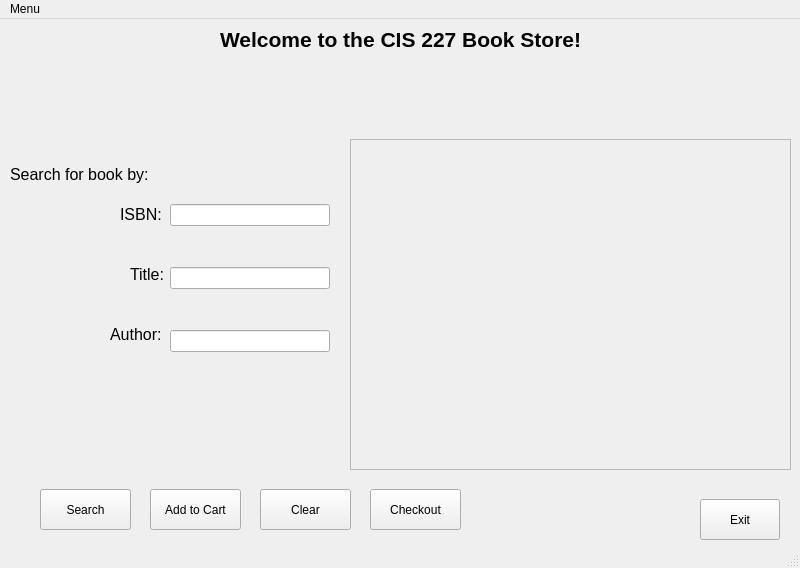
Old version of the form BookSearch/mainwindow.ui in the repository SkySaves/QT-Book-Search.
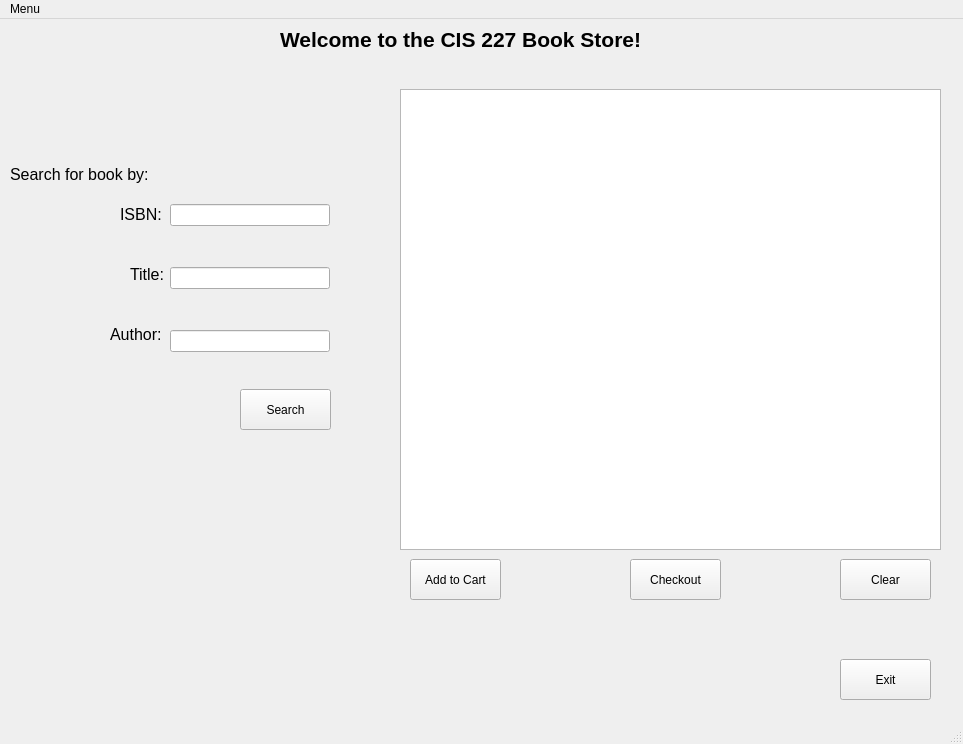
New version of the form. Icons and pictures are not drawn.

Diff of the .ui file:
```diff
--- a/BookSearch/mainwindow.ui
+++ b/BookSearch/mainwindow.ui
@@ -6,8 +6,8 @@
    <rect>
     <x>0</x>
     <y>0</y>
-    <width>800</width>
-    <height>568</height>
+    <width>963</width>
+    <height>744</height>
    </rect>
   </property>
   <property name="windowTitle">
@@ -21,7 +21,7 @@
    <widget class="QLabel" name="label">
     <property name="geometry">
      <rect>
-      <x>220</x>
+      <x>280</x>
       <y>0</y>
       <width>361</width>
       <height>41</height>
@@ -34,9 +34,9 @@
    <widget class="QPushButton" name="btnExit">
     <property name="geometry">
      <rect>
-      <x>700</x>
-      <y>480</y>
-      <width>80</width>
+      <x>840</x>
+      <y>640</y>
+      <width>91</width>
       <height>41</height>
      </rect>
     </property>
@@ -120,8 +120,8 @@
    <widget class="QPushButton" name="btnSearch">
     <property name="geometry">
      <rect>
-      <x>40</x>
-      <y>470</y>
+      <x>240</x>
+      <y>370</y>
       <width>91</width>
       <height>41</height>
      </rect>
@@ -130,34 +130,11 @@
      <string>Search</string>
     </property>
    </widget>
-   <widget class="QScrollArea" name="scrollAreaResults">
-    <property name="geometry">
-     <rect>
-      <x>350</x>
-      <y>120</y>
-      <width>441</width>
-      <height>331</height>
-     </rect>
-    </property>
-    <property name="widgetResizable">
-     <bool>true</bool>
-    </property>
-    <widget class="QWidget" name="scrollAreaWidgetContents">
-     <property name="geometry">
-      <rect>
-       <x>0</x>
-       <y>0</y>
-       <width>439</width>
-       <height>329</height>
-      </rect>
-     </property>
-    </widget>
-   </widget>
    <widget class="QPushButton" name="btnAddtoCart">
     <property name="geometry">
      <rect>
-      <x>150</x>
-      <y>470</y>
+      <x>410</x>
+      <y>540</y>
       <width>91</width>
       <height>41</height>
      </rect>
@@ -169,8 +146,8 @@
    <widget class="QPushButton" name="btnClear">
     <property name="geometry">
      <rect>
-      <x>260</x>
-      <y>470</y>
+      <x>840</x>
+      <y>540</y>
       <width>91</width>
       <height>41</height>
      </rect>
@@ -182,8 +159,8 @@
    <widget class="QPushButton" name="btnCheckout">
     <property name="geometry">
      <rect>
-      <x>370</x>
-      <y>470</y>
+      <x>630</x>
+      <y>540</y>
       <width>91</width>
       <height>41</height>
      </rect>
@@ -192,14 +169,30 @@
      <string>Checkout</string>
     </property>
    </widget>
+   <widget class="QTableWidget" name="tableWidgetResults">
+    <property name="geometry">
+     <rect>
+      <x>400</x>
+      <y>70</y>
+      <width>541</width>
+      <height>461</height>
+     </rect>
+    </property>
+    <property name="autoFillBackground">
+     <bool>false</bool>
+    </property>
+    <property name="editTriggers">
+     <set>QAbstractItemView::NoEditTriggers</set>
+    </property>
+   </widget>
   </widget>
   <widget class="QMenuBar" name="menubar">
    <property name="geometry">
     <rect>
      <x>0</x>
      <y>0</y>
-     <width>800</width>
-     <height>21</height>
+     <width>963</width>
+     <height>22</height>
     </rect>
    </property>
    <widget class="QMenu" name="menuMenu">
```
Left out of the diff: 2 changed lines with no effect on the pictures.
